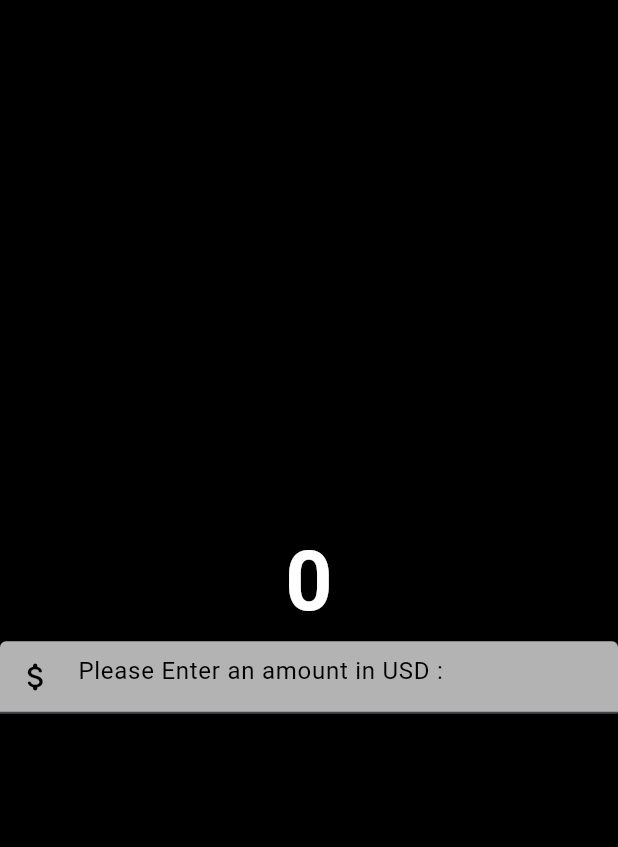
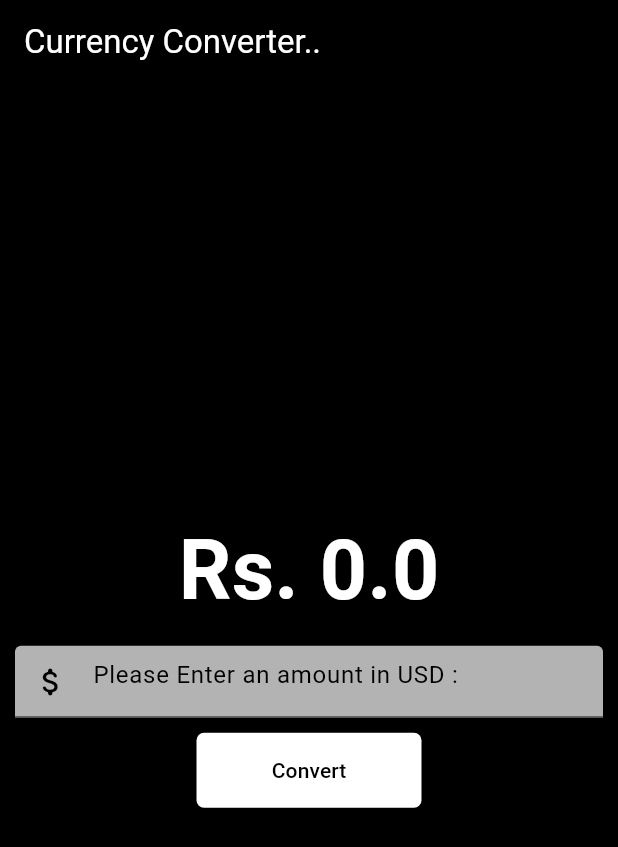
Before and after one commit to beingshrey-810/my-first-flutter-project, a Flutter app: the screen it shows after launch, on a phone screen of 412 x 824 dp. Shown: the top 847 px of the screen. Run offline on Flutter 3.47's test engine with Material 3 defaults, Android fonts, the phone set to English and light mode, and no system bars.

Commit message:
Phase One Done

```diff
--- a/lib/currency_converter_material_page.dart
+++ b/lib/currency_converter_material_page.dart
@@ -1,11 +1,20 @@
+import 'package:flutter/foundation.dart';
 import 'package:flutter/material.dart';
 
-class CurrencyConverterMaterialPage extends StatelessWidget {
+class CurrencyConverterMaterialPage extends StatefulWidget {
   const CurrencyConverterMaterialPage({super.key});
+  @override
+  State<CurrencyConverterMaterialPage> createState() =>
+      _CurrencyConverterMaterialPageState();
+}
+
+class _CurrencyConverterMaterialPageState
+    extends State<CurrencyConverterMaterialPage> {
+  double result = 0;
+  final TextEditingController textEditingController = TextEditingController();
 
   @override
   Widget build(BuildContext context) {
-    // ignore: unused_local_variable
     final border = OutlineInputBorder(
       borderSide: BorderSide(
         color: Colors.white,
@@ -17,19 +26,32 @@ class CurrencyConverterMaterialPage extends StatelessWidget {
     );
 
     return Scaffold(
+      appBar: AppBar(
+        backgroundColor: Colors.black,
+        elevation: 0,
+        title: const Text(
+          "Currency Converter..",
+          style: TextStyle(
+            color: Colors.white,
+          ),
+        ),
+      ),
       backgroundColor: Colors.black,
       body: Center(
         child: Column(
           mainAxisAlignment: MainAxisAlignment.center,
           children: [
-            const Text(
-              '0',
-              style: TextStyle(
+            Text(
+              "Rs. $result",
+              style: const TextStyle(
                   fontSize: 55,
                   fontWeight: FontWeight.bold,
                   color: Colors.white),
             ),
-            TextField(
+            Padding(
+              padding: const EdgeInsets.all(10),
+              child: TextField(
+                controller: textEditingController,
                 decoration: InputDecoration(
                   hintText: "Please Enter an amount in USD : ",
                   hintStyle: const TextStyle(
@@ -41,10 +63,112 @@ class CurrencyConverterMaterialPage extends StatelessWidget {
                   fillColor: Colors.white70,
                   focusedBorder: border,
                 ),
+                keyboardType: const TextInputType.numberWithOptions(
+                  decimal: true,
                 ),
+              ),
+            ),
+            //button
+            ElevatedButton(
+                onPressed: () {
+                  setState(() {
+                    result = double.parse(textEditingController.text) * 86;
+                  });
+                },
+                style: TextButton.styleFrom(
+                    backgroundColor: Colors.white,
+                    foregroundColor: Colors.black,
+                    minimumSize: const Size(150, 50),
+                    shape: RoundedRectangleBorder(
+                      borderRadius: BorderRadius.circular(5),
+                    )),
+                child: const Text("Convert")),
           ],
         ),
       ),
     );
   }
 }
+
+// class CurrencyConverterMaterialPagee extends StatelessWidget {
+//   const CurrencyConverterMaterialPagee({super.key});
+
+//   TextEditingController get textEditingController => TextEditingController();
+
+//   @override
+//   Widget build(BuildContext context) {
+//     // ignore: unused_local_variable
+//     double result = 0;
+//     final border = OutlineInputBorder(
+//       borderSide: BorderSide(
+//         color: Colors.white,
+//         width: 2.0,
+//         style: BorderStyle.solid,
+//         strokeAlign: BorderSide.strokeAlignInside,
+//       ),
+//       borderRadius: BorderRadius.all(Radius.circular(20)),
+//     );
+
+//     return Scaffold(
+//       appBar: AppBar(
+//         backgroundColor: Colors.black,
+//         elevation: 0,
+//         title: const Text(
+//           "Currency Converter..",
+//           style: TextStyle(
+//             color: Colors.white,
+//           ),
+//         ),
+//       ),
+//       backgroundColor: Colors.black,
+//       body: Center(
+//         child: Column(
+//           mainAxisAlignment: MainAxisAlignment.center,
+//           children: [
+//             Text(
+//               result.toString(),
+//               style: const TextStyle(
+//                   fontSize: 55,
+//                   fontWeight: FontWeight.bold,
+//                   color: Colors.white),
+//             ),
+//             Padding(
+//               padding: const EdgeInsets.all(10),
+//               child: TextField(
+//                 controller: textEditingController,
+//                 decoration: InputDecoration(
+//                   hintText: "Please Enter an amount in USD : ",
+//                   hintStyle: const TextStyle(
+//                     color: Colors.black,
+//                   ),
+//                   prefixIcon: const Icon(Icons.attach_money_rounded),
+//                   prefixIconColor: Colors.black,
+//                   filled: true,
+//                   fillColor: Colors.white70,
+//                   focusedBorder: border,
+//                 ),
+//                 keyboardType: const TextInputType.numberWithOptions(
+//                   decimal: true,
+//                 ),
+//               ),
+//             ),
+//             //button
+//             ElevatedButton(
+//                 onPressed: () {
+//                   result = double.parse(textEditingController.text) * 86;
+//                 },
+//                 style: TextButton.styleFrom(
+//                     backgroundColor: Colors.white,
+//                     foregroundColor: Colors.black,
+//                     minimumSize: const Size(150, 50),
+//                     shape: RoundedRectangleBorder(
+//                       borderRadius: BorderRadius.circular(5),
+//                     )),
+//                 child: const Text("Convert")),
+//           ],
+//         ),
+//       ),
+//     );
+
+//   }
+// }
```
Lines whose indentation alone changed are shown as unchanged.
